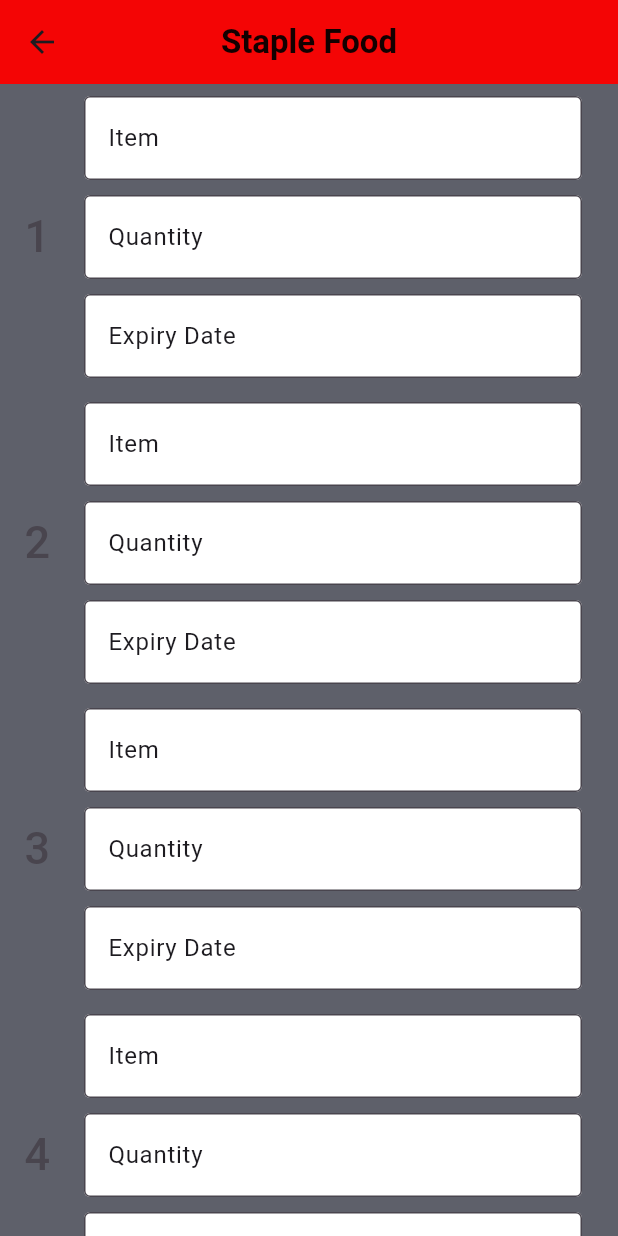
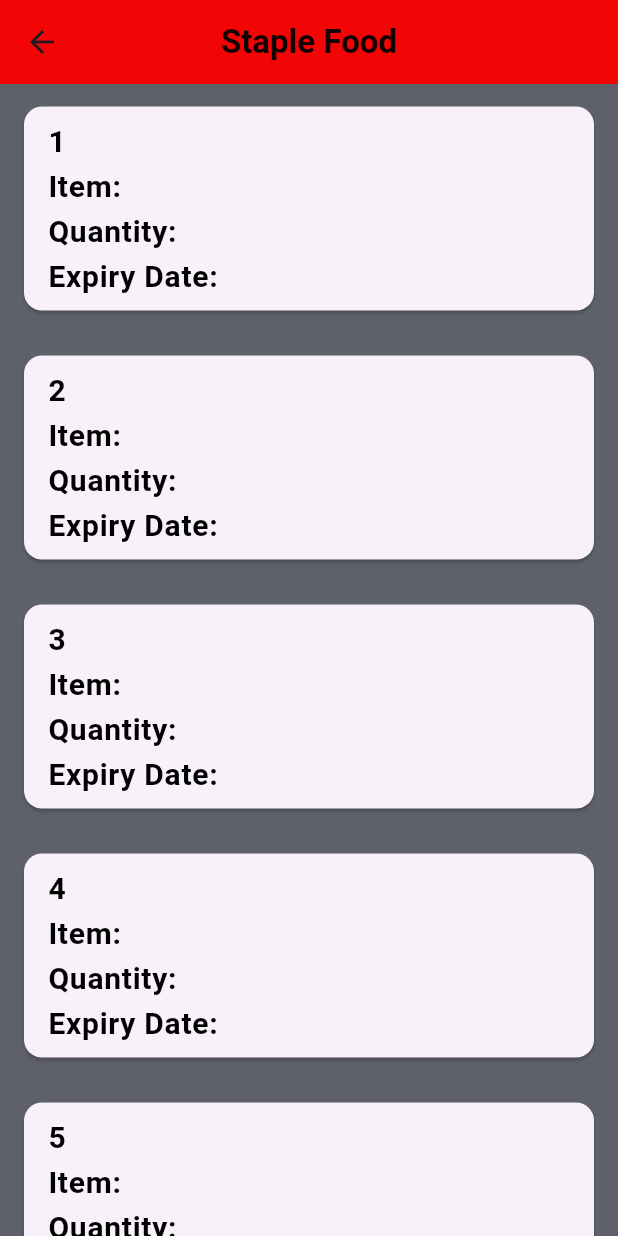
Before and after one commit to VasantatiChitraksh/FeedForward, a Flutter app: the StapleFood screen opened by its route, on a phone screen of 412 x 824 dp. Run offline on Flutter 3.47's test engine with Material 3 defaults, Android fonts, the phone set to English and light mode, and no system bars; our stand-ins replace cloud_firestore, firebase_auth, firebase_core, flutter_map, geolocator, image_picker and 2 more; accounts and stored records are empty.

Commit message:
StapleFood

```diff
--- a/fbm_app/lib/Pages/Forms/create_FB.dart
+++ b/fbm_app/lib/Pages/Forms/create_FB.dart
@@ -5,6 +5,8 @@ class MyWidget extends StatelessWidget {
 
   @override
   Widget build(BuildContext context) {
-    return const Placeholder();
+    return Scaffold(
+
+    );
   }
 }
--- a/fbm_app/lib/Pages/Inventory/staple_food.dart
+++ b/fbm_app/lib/Pages/Inventory/staple_food.dart
@@ -1,4 +1,5 @@
 import 'package:fbm_app/Styles/BgColor.dart';
+import 'package:fbm_app/Styles/TextStyle.dart';
 import 'package:flutter/material.dart';
 
 class StapleFood extends StatelessWidget {
@@ -6,6 +7,69 @@ class StapleFood extends StatelessWidget {
 
   @override
   Widget build(BuildContext context) {
+    final List<Map<String, String>> Volunteers = [
+      {
+        'Sno': '1',
+        'title': 'Item:',
+        'body': 'Quantity:',
+        'expiry': 'Expiry Date:'
+      },
+      {
+        'Sno': '2',
+        'title': 'Item:',
+        'body': 'Quantity:',
+        'expiry': 'Expiry Date:'
+      },
+      {
+        'Sno': '3',
+        'title': 'Item:',
+        'body': 'Quantity:',
+        'expiry': 'Expiry Date:'
+      },
+      {
+        'Sno': '4',
+        'title': 'Item:',
+        'body': 'Quantity:',
+        'expiry': 'Expiry Date:'
+      },
+      {
+        'Sno': '5',
+        'title': 'Item:',
+        'body': 'Quantity:',
+        'expiry': 'Expiry Date:'
+      },
+      {
+        'Sno': '6',
+        'title': 'Item:',
+        'body': 'Quantity:',
+        'expiry': 'Expiry Date:'
+      },
+      {
+        'Sno': '7',
+        'title': 'Item:',
+        'body': 'Quantity:',
+        'expiry': 'Expiry Date:'
+      },
+      {
+        'Sno': '8',
+        'title': 'Item:',
+        'body': 'Quantity:',
+        'expiry': 'Expiry Date:'
+      },
+      {
+        'Sno': '9',
+        'title': 'Item:',
+        'body': 'Quantity:',
+        'expiry': 'Expiry Date:'
+      },
+      {
+        'Sno': '10',
+        'title': 'Item:',
+        'body': 'Quantity:',
+        'expiry': 'Expiry Date:'
+      },
+    ];
+
     return Scaffold(
       backgroundColor: AppTheme.bgcolor(),
       appBar: AppBar(
@@ -19,54 +83,37 @@ class StapleFood extends StatelessWidget {
         ),
         centerTitle: true,
       ),
-
-      body: ListView.builder(
-        itemCount: 10,
+      body: SingleChildScrollView(
+        child: Column(
+          children: [
+            Container(
+              height: 800,
+              child: ListView.builder(
+                itemCount: Volunteers.length,
                 itemBuilder: (BuildContext context, int index) {
-          return ListTile(
-            leading: Text(
-              '${index + 1}',
-              style: TextStyle(
-                fontSize: 30,
-              ),
-            ),
+                  final volunteer = Volunteers[index];
+                  final serial = '${volunteer['Sno']}';
+                  return Card(
+                    margin: EdgeInsets.symmetric(
+                      vertical: 15.0, horizontal: 16.0),
+                    child: ListTile(
                       title: Column(
                         crossAxisAlignment: CrossAxisAlignment.start,
                         children: [
-                TextField(
-                  controller: TextEditingController(text: 'Item'),
-                  readOnly: true,
-                  decoration: InputDecoration(
-                    border: OutlineInputBorder(),
-                    filled: true,
-                    fillColor: Colors.white,
+                          Text_Theme.text_size(serial, 20),
+                          Text_Theme.text_size(volunteer['title']!, 20),
+                          Text_Theme.text_size(volunteer['body']!, 20),
+                          Text_Theme.text_size(volunteer['expiry']!, 20),
+                        ],
                       ),
-                ),
-                SizedBox(height: 10),
-                TextField(
-                  controller: TextEditingController(text: 'Quantity'),
-                  readOnly: true,
-                  decoration: InputDecoration(
-                    border: OutlineInputBorder(),
-                    filled: true,
-                    fillColor: Colors.white,
-                  ),
-                ),
-                SizedBox(height: 10),
-                TextField(
-                  controller: TextEditingController(text: 'Expiry Date'),
-                  readOnly: true,
-                  decoration: InputDecoration(
-                    border: OutlineInputBorder(),
-                    filled: true,
-                    fillColor: Colors.white,
-                  ),
-                ),
-              ],
                     ),
                   );
                 },
               ),
+            )
+          ],
+        ),
+      ),
     );
   }
 }
```
Lines whose indentation alone changed are shown as unchanged.
